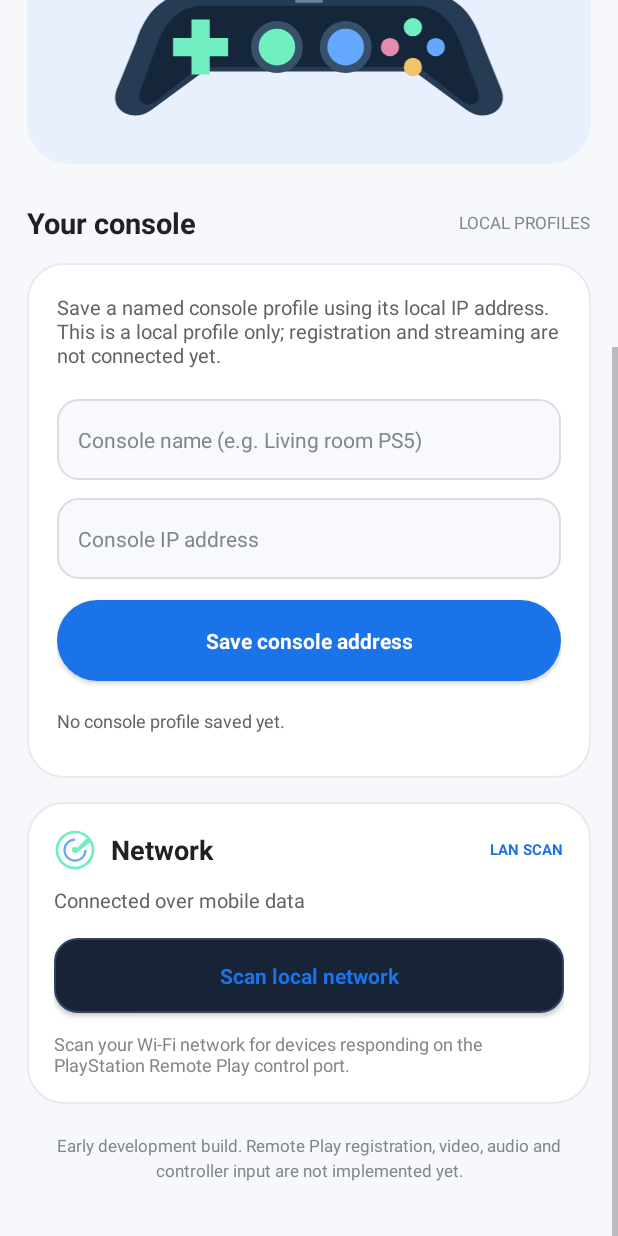
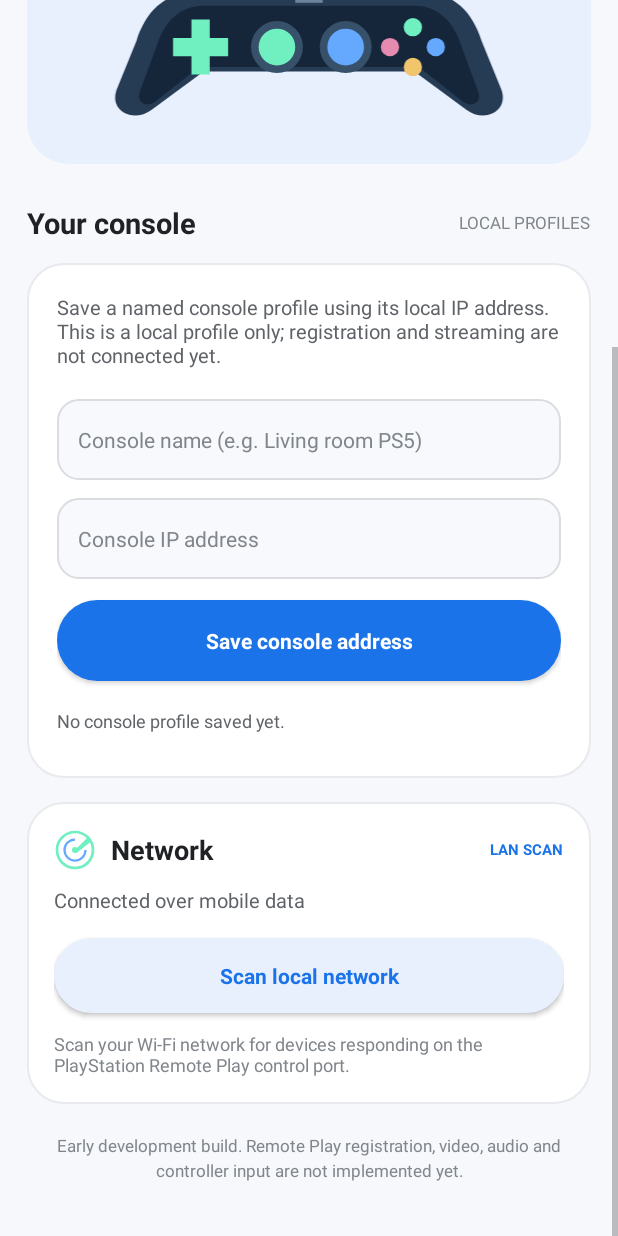
Before and after one commit to spideythedev/BeyondConsole, an Android app: the screen it shows after launch (MainActivity), scrolled down 321 dp, on a phone screen of 412 x 824 dp. Run offline under Robolectric (Android 15) with nearby library versions, the phone set to English and light mode, and no system bars.

Commit message:
Refresh BeyondConsole with a GPay-inspired light design

```diff
--- a/app/src/main/res/drawable/button_secondary.xml
+++ b/app/src/main/res/drawable/button_secondary.xml
@@ -1,6 +1,5 @@
 <?xml version="1.0" encoding="utf-8"?>
 <shape xmlns:android="http://schemas.android.com/apk/res/android">
-    <solid android:color="#172437" />
-    <corners android:radius="15dp" />
-    <stroke android:width="1dp" android:color="#30445D" />
+    <solid android:color="#E8F0FE" />
+    <corners android:radius="28dp" />
 </shape>
```
